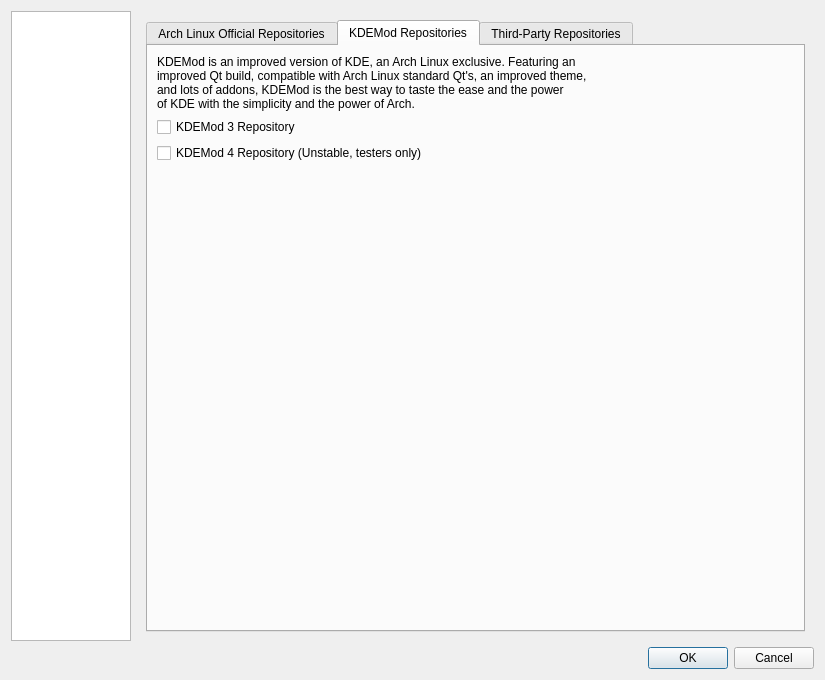
Above: trunk/shaman/ui/configDialog.ui from drf/shaman1 before the change. Below: the same form after it.
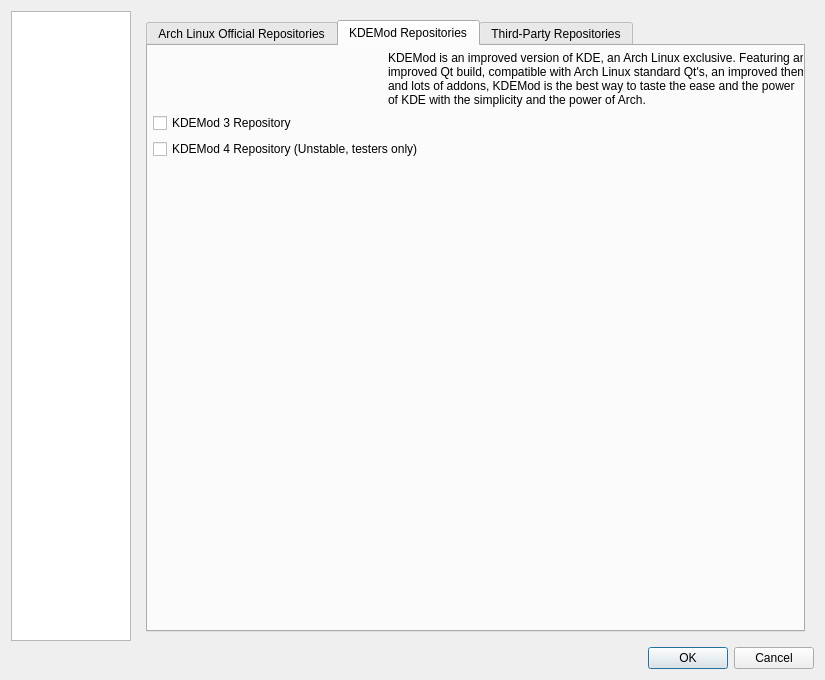
That is the form after the change. The open tabs and pages were chosen to show the change. Icons and pictures are not drawn.

The edit to the form file:
```diff
--- a/trunk/shaman/ui/configDialog.ui
+++ b/trunk/shaman/ui/configDialog.ui
@@ -532,9 +532,31 @@
           <attribute name="title" >
            <string>KDEMod Repositories</string>
           </attribute>
-          <layout class="QGridLayout" >
-           <item row="0" column="0" >
+          <attribute name="icon" >
+           <iconset resource="qtpacman.qrc" >:/Icons/icons/archlinux-mods-kdemod.svg</iconset>
+          </attribute>
+          <widget class="QWidget" name="" >
+           <property name="geometry" >
+            <rect>
+             <x>5</x>
+             <y>5</y>
+             <width>665</width>
+             <height>477</height>
+            </rect>
+           </property>
             <layout class="QVBoxLayout" >
+            <item>
+             <layout class="QHBoxLayout" >
+              <item>
+               <widget class="QLabel" name="label_15" >
+                <property name="text" >
+                 <string/>
+                </property>
+                <property name="pixmap" >
+                 <pixmap resource="qtpacman.qrc" >:/Icons/icons/archlinux-mods-kdemod.svg</pixmap>
+                </property>
+               </widget>
+              </item>
              <item>
               <widget class="QLabel" name="KDEModLabel" >
                <property name="text" >
@@ -545,6 +567,8 @@
                </property>
               </widget>
              </item>
+             </layout>
+            </item>
              <item>
               <widget class="QCheckBox" name="KDEMod3Box" >
                <property name="text" >
@@ -566,15 +590,14 @@
                </property>
                <property name="sizeHint" >
                 <size>
-                 <width>20</width>
-                 <height>40</height>
+                <width>663</width>
+                <height>351</height>
                 </size>
                </property>
               </spacer>
              </item>
             </layout>
-           </item>
-          </layout>
+          </widget>
          </widget>
          <widget class="QWidget" name="thirdPartyTab" >
           <attribute name="title" >
```
Left out of the diff: 37 changed lines with no effect on the pictures. Lines whose indentation alone changed are shown as unchanged.
